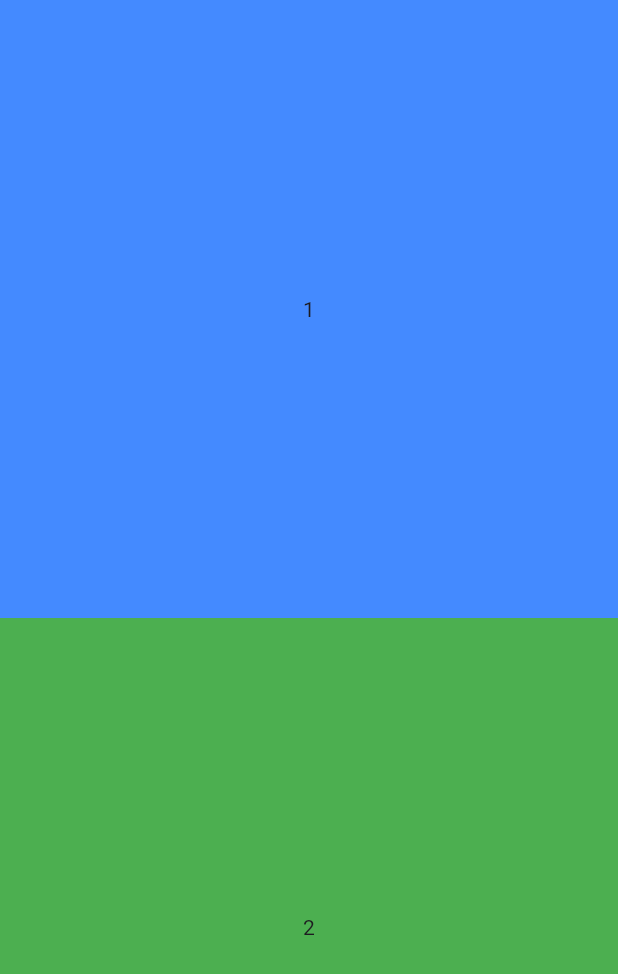
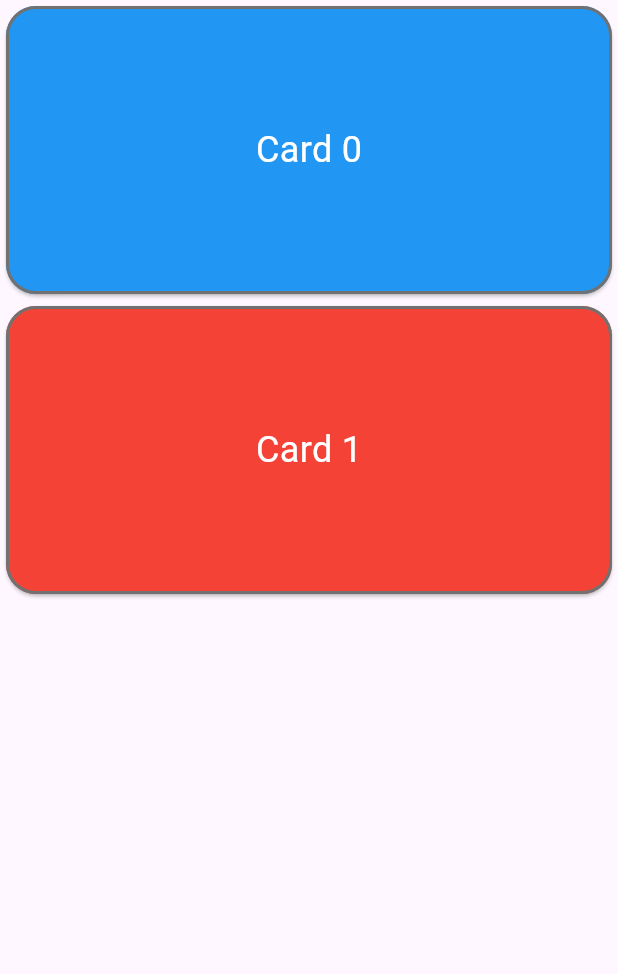
Before and after one commit to AmanCH3/first_program, a Flutter app: the screen it shows after launch, on a phone screen of 412 x 824 dp. Shown: the top 974 px of the screen. Run offline on Flutter 3.47's test engine with Material 3 defaults, Android fonts, the phone set to English and light mode, and no system bars.

Commit message:
feat : Gesture Detection and card view

```diff
--- a/lib/app.dart
+++ b/lib/app.dart
@@ -1,10 +1,12 @@
 
 import 'package:first_program/view/airthematic_new_view.dart';
+import 'package:first_program/view/cart_view.dart';
 import 'package:first_program/view/column_view2.dart';
 import 'package:first_program/view/container_view.dart';
 import 'package:first_program/view/flexible_expandend_view.dart';
 import 'package:first_program/view/layout_view.dart';
 import 'package:first_program/view/load_image_view.dart';
+import 'package:first_program/view/student_list_view.dart';
 import 'package:flutter/material.dart';
 
 import 'list_tile.dart';
@@ -14,6 +16,6 @@ class App extends StatelessWidget {
 
   @override
   Widget build(BuildContext context) {
-    return MaterialApp(home: FlexibleExpandendView() , debugShowCheckedModeBanner: false);
+    return MaterialApp(home: CartView() , debugShowCheckedModeBanner: false);
   }
 }
--- /dev/null
+++ b/lib/common/common_card_view.dart
@@ -0,0 +1,32 @@
+import 'package:flutter/material.dart';
+
+class CommonCardView extends StatelessWidget {
+  final String title;
+  final Color color;
+
+  const CommonCardView({super.key, required this.title, required this.color});
+
+  @override
+  Widget build(BuildContext context) {
+    return SizedBox(
+      height: 200,
+      width: double.infinity,
+      child: Card(
+        shape: RoundedRectangleBorder(
+          borderRadius: BorderRadius.circular(20),
+          side: const BorderSide(
+            color: Color.fromARGB(255, 113, 113, 113),
+            width: 2,
+          ),
+        ),
+        color: color,
+        child: Center(
+          child: Text(
+            title,
+            style: TextStyle(color: Colors.white, fontSize: 24),
+          ),
+        ),
+      ),
+    );
+  }
+}
--- /dev/null
+++ b/lib/view/cart_view.dart
@@ -0,0 +1,48 @@
+import 'package:first_program/common/common_card_view.dart';
+import 'package:first_program/common/my_snackbar.dart';
+import 'package:flutter/material.dart';
+
+class CartView extends StatefulWidget {
+  const CartView({super.key});
+
+  @override
+  State<CartView> createState() => _CartViewState();
+}
+
+class _CartViewState extends State<CartView> {
+  @override
+  Widget build(BuildContext context) {
+    return Scaffold(
+      body: SafeArea(
+        child: SizedBox(
+          height: 400, // increased height for visibility
+          width: double.infinity,
+          child: Column(
+            children: [
+              Expanded(
+                child: ListView(
+                  children: [
+                    for (int i = 0; i < 100; i++)
+                      GestureDetector(
+                        onTap: () {
+                          showMySnackbar(
+                            context: context,
+                            content: 'Card $i',
+                            color: i % 2 == 0 ? Colors.blue : Colors.red,
+                          );
+                        },
+                        child: CommonCardView(
+                          title: 'Card $i',
+                          color: i % 2 == 0 ? Colors.blue : Colors.red,
+                        ),
+                      ),
+                  ],
+                ),
+              ),
+            ],
+          ),
+        ),
+      ),
+    );
+  }
+}
```
Also changed, not shown: lib/model/student.dart (added, +15 -0 lines), lib/view/student_list_view.dart (added, +142 -0 lines).
